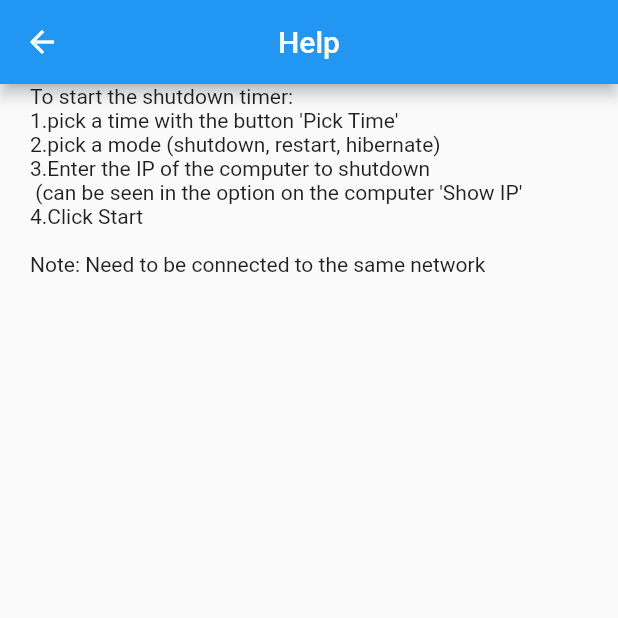
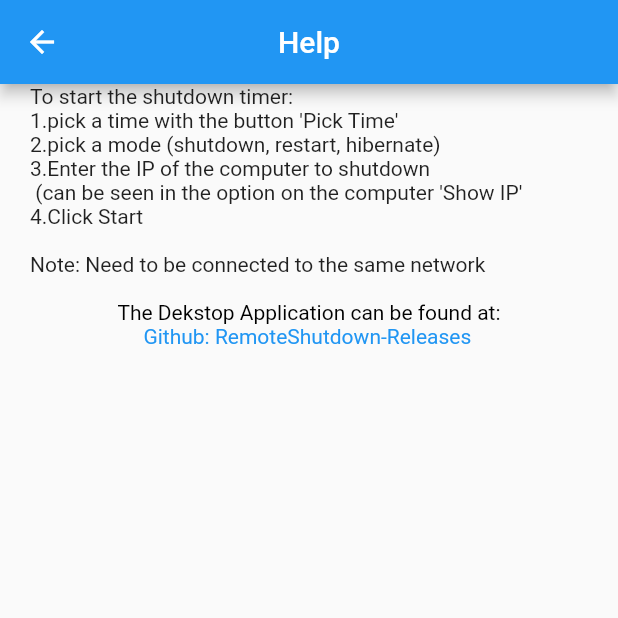
Before and after one commit to benf3632/RemoteShutdown, a Flutter app: the Help screen opened directly, on a phone screen of 412 x 824 dp, the top half of it. Run offline on Flutter 3.47's test engine with Material 2 defaults, Android fonts, the phone set to English and light mode, and no system bars; our stand-ins replace fluttertoast.

Commit message:
Change App name and added a link to desktop app

```diff
--- a/remote_shutdown_client/lib/main.dart
+++ b/remote_shutdown_client/lib/main.dart
@@ -1,7 +1,11 @@
+import 'dart:ui' as prefix0;
+
+import 'package:flutter/gestures.dart';
 import 'package:flutter/material.dart';
 import 'package:flutter/cupertino.dart';
 import 'socket.dart';
 import 'package:fluttertoast/fluttertoast.dart';
+import 'package:url_launcher/url_launcher.dart';
 
 
 Duration _time = new Duration(seconds: 0);
@@ -219,12 +223,33 @@ class Help extends StatelessWidget {
         title: new Text("Help"),
         centerTitle: true,
       ),
-      body: new Row(
+      body: new Column(
         children: <Widget>[
-          new SizedBox(width: 20.0),
-          new Text("To start the shutdown timer:\n1.pick a time with the button 'Pick Time'\n2.pick a mode (shutdown, restart, hibernate)\n3.Enter the IP of the computer to shutdown\n (can be seen in the option on the computer 'Show IP'\n4.Click Start\n\nNote: Need to be connected to the same network"),
+          new Row(
+            children: <Widget>[
+              new SizedBox(width: 20.0),
+              new Text("To start the shutdown timer:\n1.pick a time with the button 'Pick Time'\n2.pick a mode (shutdown, restart, hibernate)\n3.Enter the IP of the computer to shutdown\n (can be seen in the option on the computer 'Show IP'\n4.Click Start\n\nNote: Need to be connected to the same network"),
+            ],
+          ),
+          new SizedBox(height: 16.0),
+          new RichText(
+            text: new TextSpan(
+              children: [
+                new TextSpan(
+                  text: 'The Dekstop Application can be found at:\n',
+                  style: new TextStyle(color: Colors.black)
+                ),
+                new TextSpan(
+                  text: '     Github: RemoteShutdown-Releases',
+                  style: new TextStyle(color: Colors.blue),
+                  recognizer: new TapGestureRecognizer()
+                    ..onTap = () { launch('https://github.com/benf3632/RemoteShutdown-Releases/releases');}
+                )
+              ]
+            ),
+          )
         ],
-      ),
+      )
     );
   }
 }
--- a/remote_shutdown_client/pubspec.yaml
+++ b/remote_shutdown_client/pubspec.yaml
@@ -23,6 +23,7 @@ dependencies:
   # The following adds the Cupertino Icons font to your application.
   # Use with the CupertinoIcons class for iOS style icons.
   cupertino_icons: ^0.1.2
+  url_launcher: ^5.1.0
 
 
 dev_dependencies:
```
Also changed, not shown: remote_shutdown_client/pubspec.lock, 1 other file.
